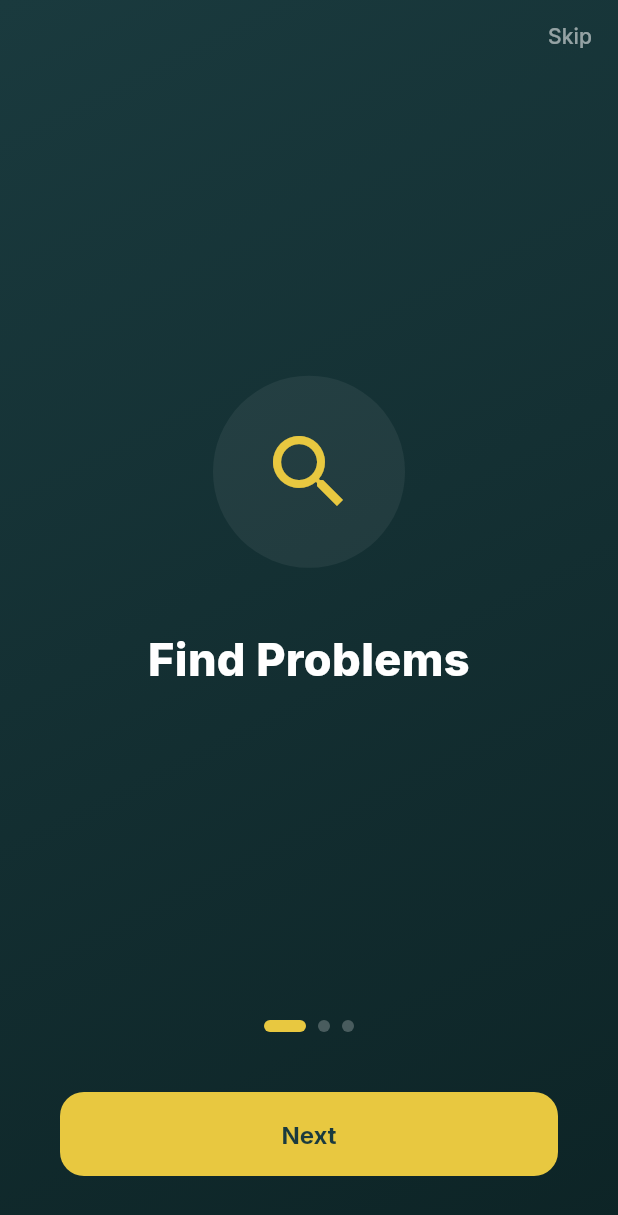
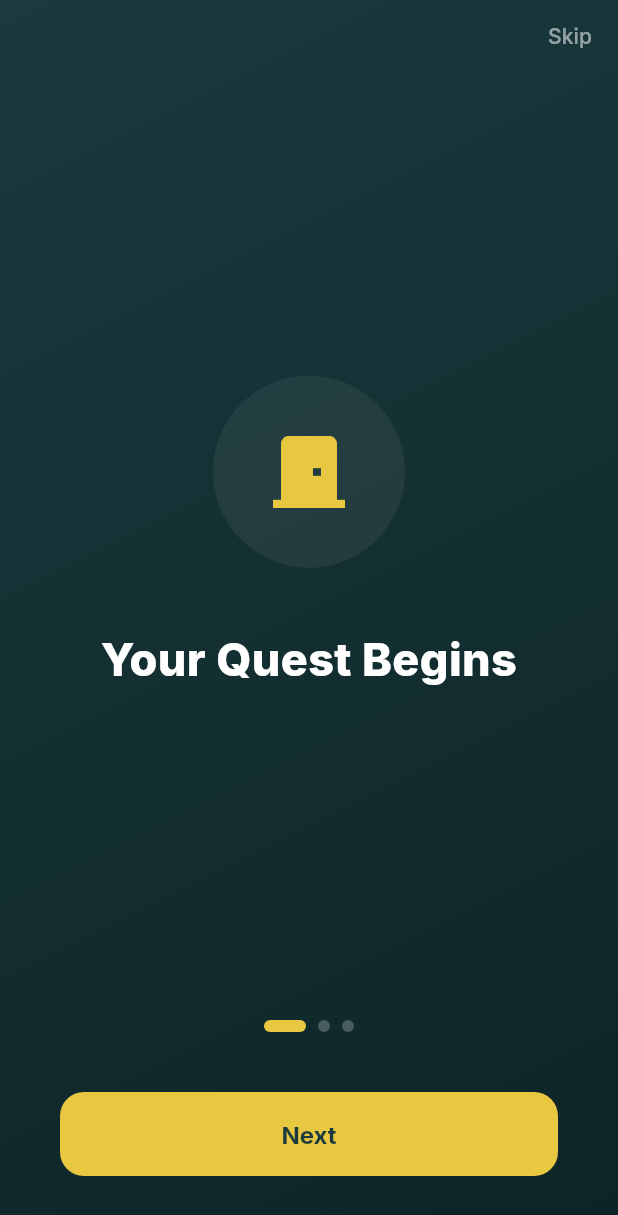
Before and after one commit to Mostafa-Taher-git/Little-Technician, a Flutter app: the screen it shows after launch, on a phone screen of 412 x 824 dp. Shown: the top 1215 px of the screen. Run offline on Flutter 3.47's test engine with Material 3 defaults, Android fonts, the phone set to English and light mode, and no system bars; drawn by our look-alikes of flutter_animate; our stand-ins replace flutter_bloc, gap, google_fonts, isar, shared_preferences; accounts and stored records are empty; generated files the repository leaves out were written again.

Commit message:
Done. Onboarding updated

```diff
--- a/lib/src/features/onboarding/presentation/screens/onboarding_screen.dart
+++ b/lib/src/features/onboarding/presentation/screens/onboarding_screen.dart
@@ -18,18 +18,16 @@ class _OnboardingScreenState extends State<OnboardingScreen> {
 
   final _pages = const [
     _OnboardingPage(
-      icon: Icons.search,
-      title: 'Find Problems',
+      icon: Icons.door_front_door,
+      title: 'Your Quest Begins',
     ),
     _OnboardingPage(
-      icon: Icons.tips_and_updates,
-      title: 'Step-by-Step Fixes',
-      subtitle: 'Follow clear, numbered steps to resolve any computer issue.',
+      icon: Icons.shield,
+      title: 'Slay the Beast',
     ),
     _OnboardingPage(
-      icon: Icons.bookmark,
-      title: 'Save & Track',
-      subtitle: 'Bookmark solutions for quick access and track your progress.',
+      icon: Icons.emoji_events,
+      title: 'Claim Your Tech Glory',
     ),
   ];
 
@@ -87,12 +85,6 @@ class _OnboardingScreenState extends State<OnboardingScreen> {
                             ),
                           ),
                           const Gap(16),
-                          if (p.subtitle != null)
-                            Text(
-                              p.subtitle!,
-                              textAlign: TextAlign.center,
-                              style: const TextStyle(fontSize: 16, color: Colors.white60, height: 1.5),
-                            ),
                         ],
                       ),
                     );
@@ -158,7 +150,6 @@ class _OnboardingScreenState extends State<OnboardingScreen> {
 class _OnboardingPage {
   final IconData icon;
   final String title;
-  final String? subtitle;
 
-  const _OnboardingPage({required this.icon, required this.title, this.subtitle});
+  const _OnboardingPage({required this.icon, required this.title});
 }
```
